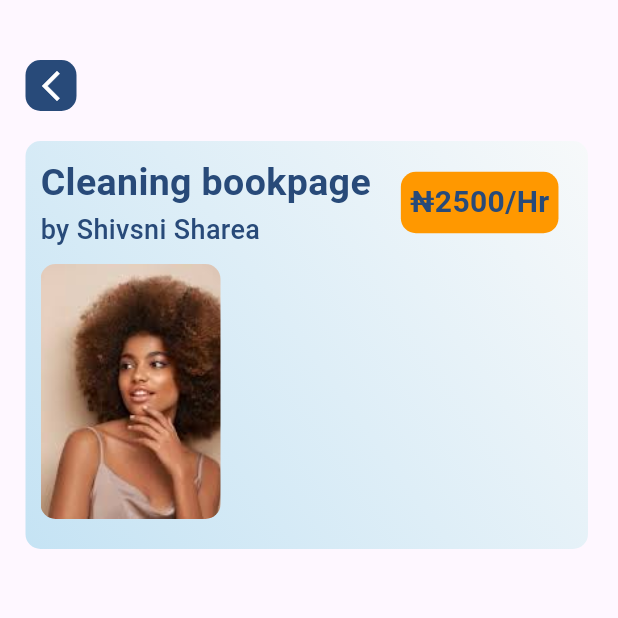
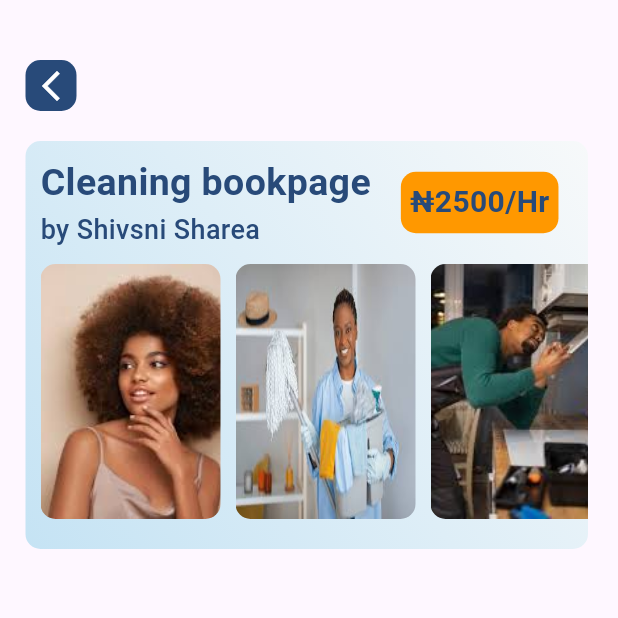
Before and after one commit to Senwin5/serviceproduction, a Flutter app: the screen it shows after launch, on a phone screen of 412 x 824 dp, the top half of it. Run offline on Flutter 3.47's test engine with Material 3 defaults, Android fonts, the phone set to English and light mode, and no system bars; our stand-ins replace curved_navigation_bar.

Commit message:
Descriptions added

```diff
--- a/lib/pages/book_page.dart
+++ b/lib/pages/book_page.dart
@@ -92,8 +92,12 @@ class _BookPageState extends State<BookPage> {
                     ],
                   ),
                   SizedBox(height: 10.0),
+                  SingleChildScrollView(
+                    scrollDirection: Axis.horizontal,
+                    child: Row(
+                      children: [
                         ClipRRect(
-                    borderRadius: BorderRadiusGeometry.circular(10),
+                          borderRadius: BorderRadius.circular(10),
                           child: Image.asset(
                             "asset/images/post.jpg",
                             height: 170,
@@ -101,7 +105,31 @@ class _BookPageState extends State<BookPage> {
                             fit: BoxFit.cover,
                           ),
                         ),
+                        SizedBox(width: 10),
+                        ClipRRect(
+                          borderRadius: BorderRadius.circular(10),
+                          child: Image.asset(
+                            "asset/images/dow.jpeg",
+                            height: 170,
+                            width: 120,
+                            fit: BoxFit.fill,
+                          ),
+                        ),
+                        SizedBox(width: 10),
+                        ClipRRect(
+                          borderRadius: BorderRadius.circular(10),
+                          child: Image.asset(
+                            "asset/images/do.jpeg",
+                            height: 170,
+                            width: 120,
+                            fit: BoxFit.cover,
+                          ),
+                        ),
+                      ],
+                    ),
+                  ),
                   SizedBox(height: 20.0),
+
                 ],
               ),
             ),
```
Also changed, not shown: asset/images/do.jpeg (added), asset/images/dow.jpeg (added). Lines whose indentation alone changed are shown as unchanged.
